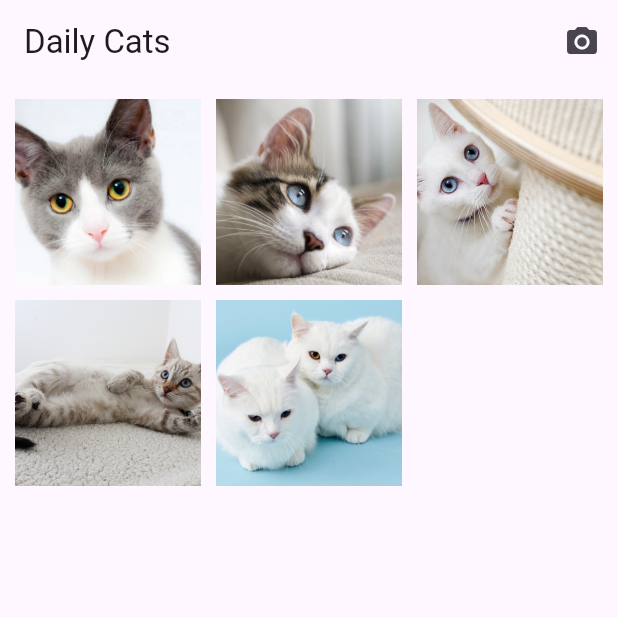
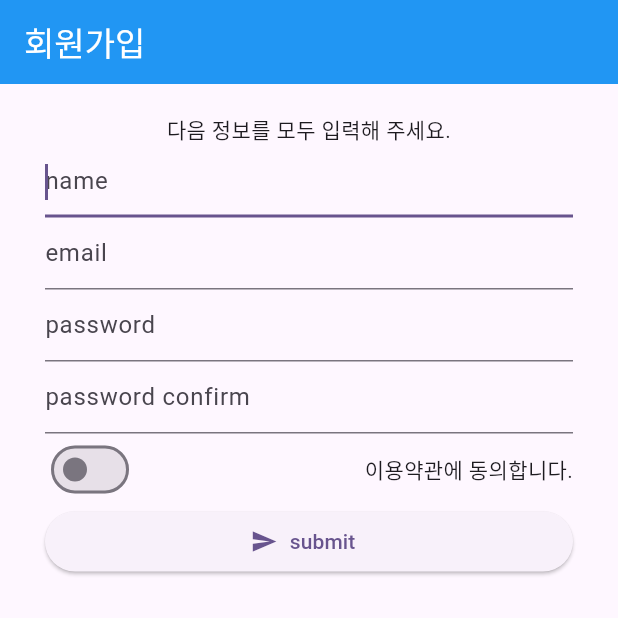
Before and after one commit to woooooooojin/flutter_sample, a Flutter app: the screen it shows after launch, on a phone screen of 412 x 824 dp, the top half of it. Run offline on Flutter 3.47's test engine with Material 3 defaults, Android fonts, the phone set to English and light mode, and no system bars; our stand-ins replace image_picker.

Commit message:
textField

```diff
--- a/lib/main.dart
+++ b/lib/main.dart
@@ -1,4 +1,5 @@
 import 'package:flutter/material.dart';
+import 'package:flutter_sample/screens/join_screen.dart';
 import 'package:flutter_sample/screens/list_screen.dart';
 
 void main() {
@@ -32,7 +33,7 @@ class MyApp extends StatelessWidget {
         colorScheme: ColorScheme.fromSeed(seedColor: Colors.deepPurple),
         useMaterial3: true,
       ),
-      home: const ListScreen(),
+      home: const JoinScreen(),
     );
   }
 }
--- /dev/null
+++ b/lib/screens/join_screen.dart
@@ -0,0 +1,74 @@
+import 'package:flutter/material.dart';
+
+class JoinScreen extends StatelessWidget {
+  const JoinScreen({super.key});
+
+  @override
+  Widget build(BuildContext context) {
+    return Scaffold(
+      appBar: AppBar(
+        title: const Text(
+          '회원가입',
+          style: TextStyle(
+            color: Colors.white,
+          ),
+        ),
+        backgroundColor: Colors.blue,
+      ),
+      body: ListView(
+        padding: const EdgeInsets.symmetric(
+          vertical: 20,
+          horizontal: 30,
+        ),
+        children: [
+          const Text(
+            '다음 정보를 모두 입력해 주세요.',
+            textAlign: TextAlign.center,
+          ),
+          const TextField(
+            autocorrect: false,
+            autofocus: true,
+            decoration: InputDecoration(hintText: 'name'),
+            keyboardType: TextInputType.name,
+            textInputAction: TextInputAction.next,
+          ),
+          const TextField(
+            autocorrect: false,
+            decoration: InputDecoration(hintText: 'email'),
+            keyboardType: TextInputType.emailAddress,
+            textInputAction: TextInputAction.next,
+          ),
+          const TextField(
+            autocorrect: false,
+            decoration: InputDecoration(hintText: 'password'),
+            textInputAction: TextInputAction.next,
+            obscureText: true, //글자를 암호화
+          ),
+          const TextField(
+            autocorrect: false,
+            decoration: InputDecoration(hintText: 'password confirm'),
+            textInputAction: TextInputAction.done,
+            obscureText: true,
+          ),
+          Row(
+            mainAxisAlignment: MainAxisAlignment.spaceBetween,
+            children: [
+              Switch(
+                onChanged: (value) {
+                  value = value;
+                },
+                value: false,
+              ),
+              const Text('이용약관에 동의합니다.')
+            ],
+          ),
+          ElevatedButton.icon(
+            onPressed: () {},
+            icon: const Icon(Icons.send),
+            label: const Text('submit'),
+          ),
+        ],
+      ),
+    );
+  }
+}
--- a/lib/screens/upload_screen.dart
+++ b/lib/screens/upload_screen.dart
@@ -83,9 +83,9 @@ class _UploadScreenState extends State<UploadScreen> {
                                 width: 200.0,
                                 height: 200.0,
                               )
-                            : Column(
+                            : const Column(
                                 mainAxisAlignment: MainAxisAlignment.center,
-                                children: const [
+                                children: [
                                   Icon(
                                     Icons.upload,
                                     size: 50.0,
```
